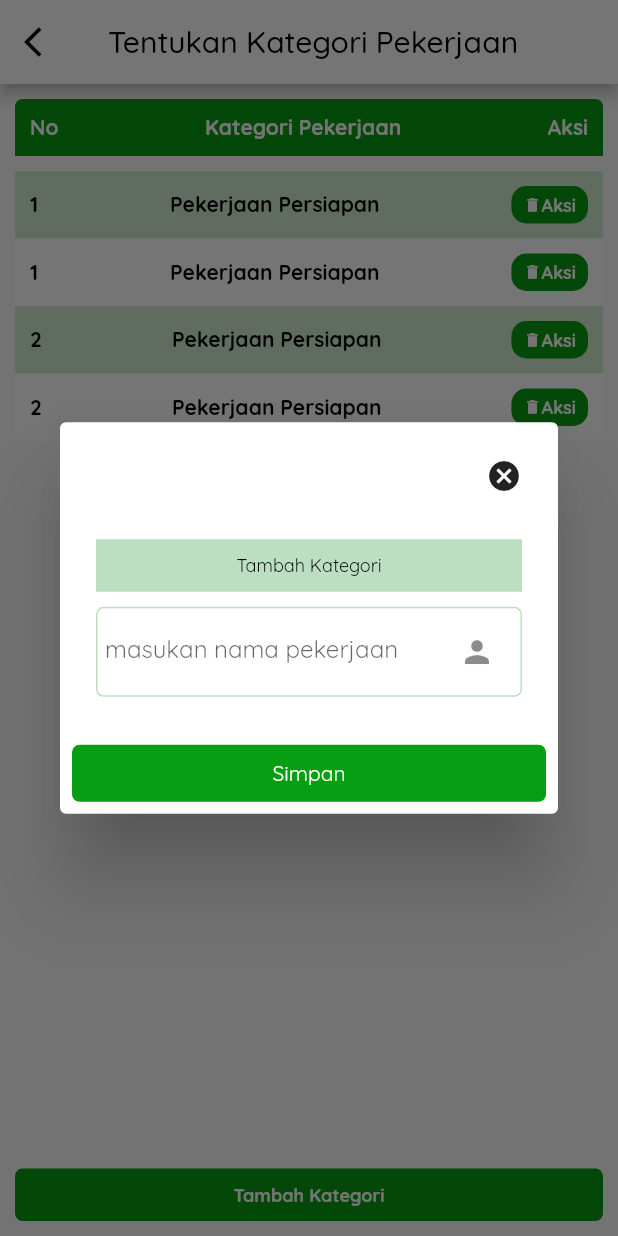
After one commit to Beecons-Intern/Estimator.id, a Flutter app: the TambahKategoriPekerjaan screen opened directly, after a tap on "Tambah Kategori", on a phone screen of 412 x 824 dp. The commit adds this screen. Run offline on Flutter 3.47's test engine with Material 2 defaults, Android fonts, the phone set to English and light mode, and no system bars; our stand-ins replace dotted_border, flutter_svg, smooth_page_indicator; missing offline and left inert: dart:ffi.

Commit message:
update RAB perancangan pop up kategori, popup impor volume pekerjaan dan page tambah kategori

```diff
--- /dev/null
+++ b/lib/app/screens/RAB Perancangan/tambah_kategori.pekerjaan.dart
@@ -0,0 +1,355 @@
+import 'package:estimator_id/app/Widget/button.dart';
+import 'package:flutter/material.dart';
+import 'package:flutter/services.dart';
+
+class TambahKategoriPekerjaan extends StatelessWidget {
+  const TambahKategoriPekerjaan({Key? key}) : super(key: key);
+
+  @override
+  Widget build(BuildContext context) {
+    final size = MediaQuery.of(context).size;
+    return Scaffold(
+      appBar: AppBar(
+        centerTitle: true,
+        backgroundColor: const Color.fromRGBO(255, 255, 255, 1),
+        leading: GestureDetector(
+          onTap: () => Navigator.pop(context),
+          child: const Icon(
+            Icons.arrow_back_ios,
+            color: Colors.black,
+          ),
+        ),
+        title: const Text(
+          "Tentukan Kategori Pekerjaan",
+          style: TextStyle(color: Colors.black),
+        ),
+      ),
+      body: Column(
+        children: [
+          Container(
+            margin: const EdgeInsets.symmetric(horizontal: 10, vertical: 10),
+            padding: const EdgeInsets.all(10),
+            decoration: const BoxDecoration(
+                color: Color(0XFF089E14),
+                borderRadius: BorderRadius.only(
+                  topLeft: Radius.circular(5),
+                  topRight: Radius.circular(5),
+                )),
+            child: Row(
+              mainAxisAlignment: MainAxisAlignment.spaceBetween,
+              children: const [
+                Text(
+                  "No",
+                  style: TextStyle(
+                      color: Colors.white,
+                      fontSize: 14,
+                      fontWeight: FontWeight.bold),
+                ),
+                Text(
+                  "Kategori Pekerjaan",
+                  style: TextStyle(
+                      color: Colors.white,
+                      fontSize: 14,
+                      fontWeight: FontWeight.bold),
+                ),
+                Text(
+                  "Aksi",
+                  style: TextStyle(
+                      color: Colors.white,
+                      fontSize: 14,
+                      fontWeight: FontWeight.bold),
+                )
+              ],
+            ),
+          ),
+          Expanded(
+            child: ListView.builder(
+              itemCount: 2,
+              itemBuilder: (context, index) => Column(
+                children: [
+                  Container(
+                    margin: const EdgeInsets.symmetric(
+                      horizontal: 10,
+                    ),
+                    padding: const EdgeInsets.all(10),
+                    decoration: const BoxDecoration(
+                      color: Color(0XFFCEECD0),
+                    ),
+                    child: Row(
+                      mainAxisAlignment: MainAxisAlignment.spaceBetween,
+                      children: [
+                        Text(
+                          "${index + 1}",
+                          style: const TextStyle(
+                              color: Colors.black,
+                              fontSize: 14,
+                              fontWeight: FontWeight.bold),
+                        ),
+                        const Text(
+                          "Pekerjaan Persiapan",
+                          style: TextStyle(
+                              color: Colors.black,
+                              fontSize: 14,
+                              fontWeight: FontWeight.bold),
+                        ),
+                        GestureDetector(
+                          onTap: () => showDialog(
+                            context: context,
+                            builder: (BuildContext context) => AlertDialog(
+                              title: Align(
+                                alignment: Alignment.topRight,
+                                child: GestureDetector(
+                                  onTap: () => Navigator.pop(context),
+                                  child: const Icon(Icons.cancel),
+                                ),
+                              ),
+                              content: Column(
+                                mainAxisSize: MainAxisSize.min,
+                                children: [
+                                  RichText(
+                                      text: const TextSpan(
+                                    text: "HAPUS",
+                                    style: TextStyle(
+                                        color: Colors.black,
+                                        fontWeight: FontWeight.bold,
+                                        fontSize: 16),
+                                    children: [
+                                      TextSpan(
+                                        text: " KATEGORI PEKERJAAN",
+                                        style: TextStyle(
+                                            color: Colors.black,
+                                            fontWeight: FontWeight.w400,
+                                            fontSize: 16),
+                                      )
+                                    ],
+                                  )),
+                                  Padding(
+                                    padding: EdgeInsets.symmetric(
+                                        horizontal: size.width * 0.1,
+                                        vertical: 10),
+                                    child: RichText(
+                                        text: const TextSpan(
+                                      text:
+                                          "Yakin anda akan menghapus kategori pekerjaan",
+                                      style: TextStyle(
+                                          color: Colors.black,
+                                          fontWeight: FontWeight.w400,
+                                          fontSize: 12),
+                                      children: [
+                                        TextSpan(
+                                          text: " PEKERJAAN Persiapan?",
+                                          style: TextStyle(
+                                              color: Colors.black,
+                                              fontWeight: FontWeight.bold,
+                                              fontSize: 12),
+                                        )
+                                      ],
+                                    )),
+                                  ),
+                                  Padding(
+                                    padding: const EdgeInsets.all(8.0),
+                                    child: Row(
+                                      children: [
+                                        SizedBox(
+                                          width: size.width * 0.1,
+                                          child: const Icon(
+                                            Icons.warning,
+                                            color: Color(0XFFB71620),
+                                          ),
+                                        ),
+                                        SizedBox(
+                                          width: size.width * 0.5,
+                                          child: RichText(
+                                              textAlign: TextAlign.justify,
+                                              text: const TextSpan(
+                                                text: "Peringatan!",
+                                                style: TextStyle(
+                                                    color: Color(0XFFB71620),
+                                                    fontWeight: FontWeight.w400,
+                                                    fontSize: 12),
+                                                children: [
+                                                  TextSpan(
+                                                    text:
+                                                        " semua rincian yang berkaitan dengan kategori pekerjaan tersebut akan ikut terhapus",
+                                                    style: TextStyle(
+                                                      color: Color.fromARGB(
+                                                          255, 63, 62, 62),
+                                                      fontWeight:
+                                                          FontWeight.w400,
+                                                      fontSize: 12,
+                                                    ),
+                                                  )
+                                                ],
+                                              )),
+                                        ),
+                                      ],
+                                    ),
+                                  )
+                                ],
+                              ),
+                            ),
+                          ),
+                          child: Container(
+                            padding: const EdgeInsets.symmetric(
+                                horizontal: 8, vertical: 5),
+                            decoration: BoxDecoration(
+                                color: const Color(0XFF089E14),
+                                borderRadius: BorderRadius.circular(10)),
+                            child: Row(
+                              children: const [
+                                Icon(
+                                  Icons.delete,
+                                  color: Colors.white,
+                                  size: 12,
+                                ),
+                                Text(
+                                  "Aksi",
+                                  style: TextStyle(
+                                      color: Colors.white,
+                                      fontSize: 12,
+                                      fontWeight: FontWeight.bold),
+                                )
+                              ],
+                            ),
+                          ),
+                        )
+                      ],
+                    ),
+                  ),
+                  Container(
+                    margin: const EdgeInsets.symmetric(
+                      horizontal: 10,
+                    ),
+                    padding: const EdgeInsets.all(10),
+                    decoration: const BoxDecoration(
+                      color: Color.fromARGB(255, 255, 255, 255),
+                    ),
+                    child: Row(
+                      mainAxisAlignment: MainAxisAlignment.spaceBetween,
+                      children: [
+                        Text(
+                          "${index + 1}",
+                          style: const TextStyle(
+                              color: Colors.black,
+                              fontSize: 14,
+                              fontWeight: FontWeight.bold),
+                        ),
+                        const Text(
+                          "Pekerjaan Persiapan",
+                          style: TextStyle(
+                              color: Colors.black,
+                              fontSize: 14,
+                              fontWeight: FontWeight.bold),
+                        ),
+                        Container(
+                          padding: const EdgeInsets.symmetric(
+                              horizontal: 8, vertical: 5),
+                          decoration: BoxDecoration(
+                              color: const Color(0XFF089E14),
+                              borderRadius: BorderRadius.circular(10)),
+                          child: Row(
+                            children: const [
+                              Icon(
+                                Icons.delete,
+                                color: Colors.white,
+                                size: 12,
+                              ),
+                              Text(
+                                "Aksi",
+                                style: TextStyle(
+                                    color: Colors.white,
+                                    fontSize: 12,
+                                    fontWeight: FontWeight.bold),
+                              )
+                            ],
+                          ),
+                        )
+                      ],
+                    ),
+                  )
+                ],
+              ),
+            ),
+          ),
+          GestureDetector(
+            onTap: () => showDialog(
+              context: context,
+              builder: (BuildContext context) => AlertDialog(
+                title: Align(
+                  alignment: Alignment.topRight,
+                  child: GestureDetector(
+                    onTap: () => Navigator.pop(context),
+                    child: const Icon(Icons.cancel),
+                  ),
+                ),
+                content: Column(
+                  mainAxisSize: MainAxisSize.min,
+                  children: [
+                    Container(
+                      width: size.width,
+                      color: const Color(0XFFBDDFC1),
+                      padding: const EdgeInsets.all(10),
+                      margin: const EdgeInsets.symmetric(vertical: 10),
+                      alignment: Alignment.center,
+                      child: const Text(
+                        "Tambah Kategori",
+                        style: TextStyle(fontSize: 12, color: Colors.black),
+                      ),
+                    ),
+                    Container(
+                      padding: const EdgeInsets.all(5),
+                      decoration: BoxDecoration(
+                          border: Border.all(
+                            color: const Color(0XFFBDDFC1),
+                          ),
+                          borderRadius: BorderRadius.circular(5)),
+                      child: TextField(
+                        onTap: () {},
+                        decoration: const InputDecoration(
+                            hintText: 'masukan nama pekerjaan',
+                            suffixIcon: Icon(Icons.person),
+                            border: InputBorder.none),
+                      ),
+                    ),
+                  ],
+                ),
+                actions: [
+                  Container(
+                    decoration: BoxDecoration(
+                        color: const Color(0XFF089E14),
+                        borderRadius: BorderRadius.circular(5)),
+                    alignment: Alignment.center,
+                    padding: const EdgeInsets.all(10),
+                    child: const Text(
+                      "Simpan",
+                      style: TextStyle(
+                        color: Colors.white,
+                        fontSize: 14,
+                      ),
+                    ),
+                  )
+                ],
+              ),
+            ),
+            child: Container(
+              padding: const EdgeInsets.all(10),
+              margin: const EdgeInsets.all(10),
+              decoration: BoxDecoration(
+                  color: const Color(0XFF089E14),
+                  borderRadius: BorderRadius.circular(5)),
+              child: const Center(
+                child: Text(
+                  "Tambah Kategori",
+                  style: TextStyle(
+                      color: Colors.white,
+                      fontSize: 12,
+                      fontWeight: FontWeight.bold),
+                ),
+              ),
+            ),
+          )
+        ],
+      ),
+    );
+  }
+}
```
Also changed, not shown: lib/app/screens/copy_dan_duplikat_pekerjaan/component/tambah_kategori_pekerjaan.dart (added, +196 -0 lines), lib/app/screens/copy_dan_duplikat_pekerjaan/sub_copy_pekerjaan.dart (+15 -4 lines).
